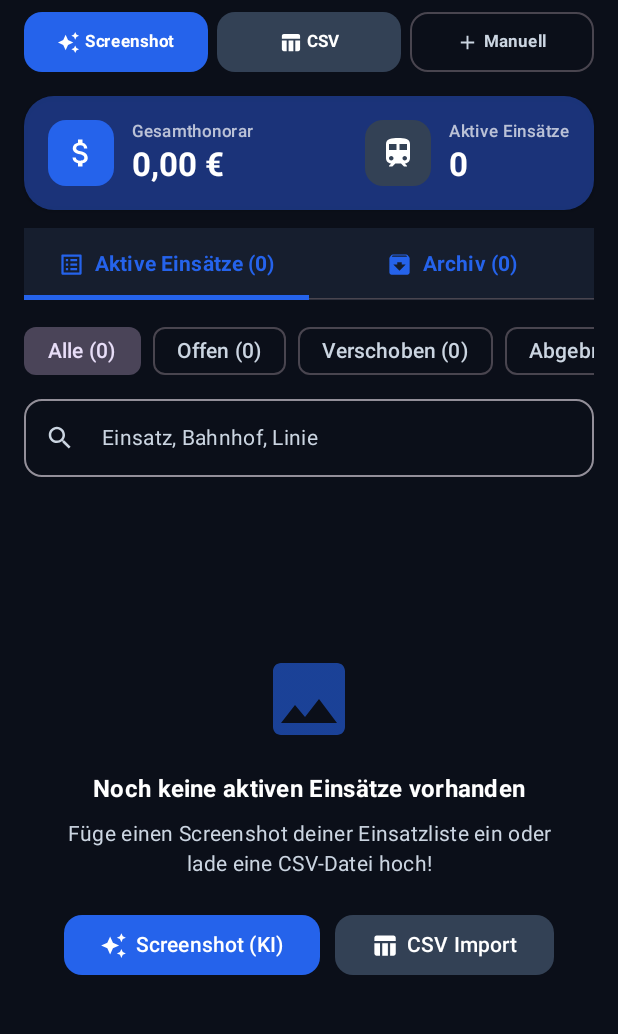
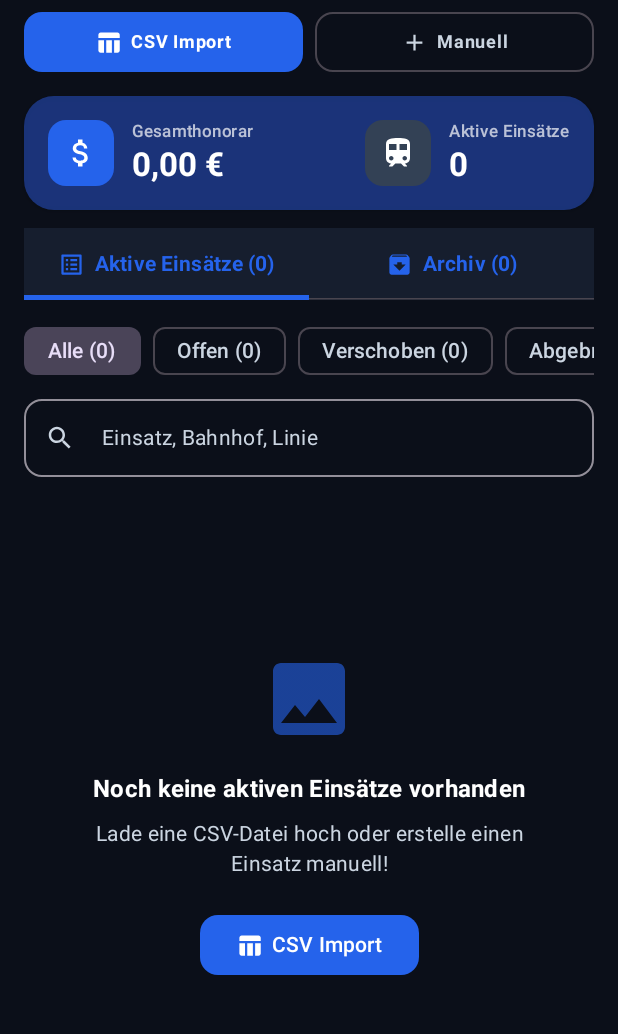
Before and after one commit to rxbinwavee1/ecovida2, an Android app built with Jetpack Compose: the screen it shows after launch (MainActivity), on a phone screen of 412 x 824 dp, the part 96-1130 px from its top. Run offline under Robolectric (Android 15) with nearby library versions, the phone set to English and light mode, and no system bars.

Commit message:
Fix rescheduling restoration to OFFEN when moved back to original date, remove screenshot button, add cancel shift button, and apply auto delete to archive

```diff
--- a/app/src/main/java/com/econexeinsatzliste/data/EconexDatabaseHelper.kt
+++ b/app/src/main/java/com/econexeinsatzliste/data/EconexDatabaseHelper.kt
@@ -10,12 +10,14 @@ class EconexDatabaseHelper(context: Context) :
 
     companion object {
         private const val DATABASE_NAME = "econex_einsatz.db"
-        private const val DATABASE_VERSION = 4
+        private const val DATABASE_VERSION = 5
 
         const val TABLE_EINSATZ = "einsatz"
         const val COLUMN_ID = "id"
         const val COLUMN_DATUM_STR = "datum_str"
         const val COLUMN_DATUM_MILLIS = "datum_millis"
+        const val COLUMN_ORIGINAL_DATUM_STR = "original_datum_str"
+        const val COLUMN_ORIGINAL_DATUM_MILLIS = "original_datum_millis"
         const val COLUMN_AB_ZEIT = "ab_zeit"
         const val COLUMN_AB_BAHNHOF = "ab_bahnhof"
         const val COLUMN_AN_ZEIT = "an_zeit"
@@ -35,6 +37,8 @@ class EconexDatabaseHelper(context: Context) :
                 $COLUMN_ID INTEGER PRIMARY KEY AUTOINCREMENT,
                 $COLUMN_DATUM_STR TEXT,
                 $COLUMN_DATUM_MILLIS INTEGER,
+                $COLUMN_ORIGINAL_DATUM_STR TEXT,
+                $COLUMN_ORIGINAL_DATUM_MILLIS INTEGER,
                 $COLUMN_AB_ZEIT TEXT,
                 $COLUMN_AB_BAHNHOF TEXT,
                 $COLUMN_AN_ZEIT TEXT,
@@ -54,6 +58,9 @@ class EconexDatabaseHelper(context: Context) :
         onCreate(db)
     }
 
+    /**
+     * Unconditionally deletes all entries older than 30 days (Active & Archived!).
+     */
     fun deleteEntriesOlderThan30Days(nowMillis: Long = System.currentTimeMillis()): Int {
         val cutoffMillis = nowMillis - MILLIS_IN_30_DAYS
         val db = writableDatabase
@@ -67,8 +74,13 @@ class EconexDatabaseHelper(context: Context) :
     fun insertEinsatz(einsatz: Einsatz): Long {
         val db = writableDatabase
         val values = ContentValues().apply {
+            val origStr = einsatz.originalDatumStr.ifBlank { einsatz.datumStr }
+            val origMillis = if (einsatz.originalDatumMillis > 0L) einsatz.originalDatumMillis else einsatz.datumMillis
+
             put(COLUMN_DATUM_STR, einsatz.datumStr)
             put(COLUMN_DATUM_MILLIS, einsatz.datumMillis)
+            put(COLUMN_ORIGINAL_DATUM_STR, origStr)
+            put(COLUMN_ORIGINAL_DATUM_MILLIS, origMillis)
             put(COLUMN_AB_ZEIT, einsatz.abZeit)
             put(COLUMN_AB_BAHNHOF, einsatz.abBahnhof)
             put(COLUMN_AN_ZEIT, einsatz.anZeit)
@@ -101,8 +113,13 @@ class EconexDatabaseHelper(context: Context) :
     fun updateEinsatz(einsatz: Einsatz): Boolean {
         val db = writableDatabase
         val values = ContentValues().apply {
+            val origStr = einsatz.originalDatumStr.ifBlank { einsatz.datumStr }
+            val origMillis = if (einsatz.originalDatumMillis > 0L) einsatz.originalDatumMillis else einsatz.datumMillis
+
             put(COLUMN_DATUM_STR, einsatz.datumStr)
             put(COLUMN_DATUM_MILLIS, einsatz.datumMillis)
+            put(COLUMN_ORIGINAL_DATUM_STR, origStr)
+            put(COLUMN_ORIGINAL_DATUM_MILLIS, origMillis)
             put(COLUMN_AB_ZEIT, einsatz.abZeit)
             put(COLUMN_AB_BAHNHOF, einsatz.abBahnhof)
             put(COLUMN_AN_ZEIT, einsatz.anZeit)
@@ -142,6 +159,8 @@ class EconexDatabaseHelper(context: Context) :
             val idIndex = c.getColumnIndexOrThrow(COLUMN_ID)
             val datumStrIndex = c.getColumnIndexOrThrow(COLUMN_DATUM_STR)
             val datumMillisIndex = c.getColumnIndexOrThrow(COLUMN_DATUM_MILLIS)
+            val origStrIndex = c.getColumnIndexOrThrow(COLUMN_ORIGINAL_DATUM_STR)
+            val origMillisIndex = c.getColumnIndexOrThrow(COLUMN_ORIGINAL_DATUM_MILLIS)
             val abZeitIndex = c.getColumnIndexOrThrow(COLUMN_AB_ZEIT)
             val abBahnhofIndex = c.getColumnIndexOrThrow(COLUMN_AB_BAHNHOF)
             val anZeitIndex = c.getColumnIndexOrThrow(COLUMN_AN_ZEIT)
@@ -157,6 +176,8 @@ class EconexDatabaseHelper(context: Context) :
                     id = c.getLong(idIndex),
                     datumStr = c.getString(datumStrIndex) ?: "",
                     datumMillis = c.getLong(datumMillisIndex),
+                    originalDatumStr = c.getString(origStrIndex) ?: "",
+                    originalDatumMillis = c.getLong(origMillisIndex),
                     abZeit = c.getString(abZeitIndex) ?: "",
                     abBahnhof = c.getString(abBahnhofIndex) ?: "",
                     anZeit = c.getString(anZeitIndex) ?: "",
--- a/app/src/main/java/com/econexeinsatzliste/ui/EinsatzAppScreen.kt
+++ b/app/src/main/java/com/econexeinsatzliste/ui/EinsatzAppScreen.kt
@@ -32,7 +32,6 @@ import androidx.compose.material.icons.Icons
 import androidx.compose.material.icons.automirrored.filled.ListAlt
 import androidx.compose.material.icons.filled.Add
 import androidx.compose.material.icons.filled.Archive
-import androidx.compose.material.icons.filled.AutoAwesome
 import androidx.compose.material.icons.filled.AutoDelete
 import androidx.compose.material.icons.filled.Clear
 import androidx.compose.material.icons.filled.DarkMode
@@ -110,15 +109,6 @@ fun EinsatzAppScreen(
     LaunchedEffect(Unit) {
         if (Build.VERSION.SDK_INT >= Build.VERSION_CODES.TIRAMISU) {
             permissionLauncher.launch(android.Manifest.permission.POST_NOTIFICATIONS)
-        }
-    }
-
-    // Image Picker for Screenshots
-    val imagePickerLauncher = rememberLauncherForActivityResult(
-        contract = ActivityResultContracts.GetContent()
-    ) { uri: Uri? ->
-        if (uri != null) {
-            viewModel.analyzeScreenshot(context, uri)
         }
     }
 
@@ -201,56 +191,30 @@ fun EinsatzAppScreen(
         ) {
             Spacer(modifier = Modifier.height(4.dp))
 
-            // Top 3 Action Buttons: Screenshot | CSV | Manuell (Equal Size & Compact Padding)
+            // Action Buttons Bar: CSV Import | + Manuell
             Row(
                 modifier = Modifier.fillMaxWidth(),
-                horizontalArrangement = Arrangement.spacedBy(6.dp)
+                horizontalArrangement = Arrangement.spacedBy(8.dp)
             ) {
                 Button(
-                    onClick = { imagePickerLauncher.launch("image/*") },
+                    onClick = { showCsvDialog = true },
                     modifier = Modifier.weight(1f),
-                    contentPadding = PaddingValues(horizontal = 4.dp, vertical = 8.dp),
+                    contentPadding = PaddingValues(horizontal = 8.dp, vertical = 10.dp),
                     shape = RoundedCornerShape(12.dp),
                     colors = ButtonDefaults.buttonColors(
                         containerColor = MaterialTheme.colorScheme.primary
                     )
                 ) {
                     Icon(
-                        imageVector = Icons.Default.AutoAwesome,
-                        contentDescription = null,
-                        modifier = Modifier.size(15.dp)
-                    )
-                    Spacer(modifier = Modifier.width(3.dp))
-                    Text(
-                        text = "Screenshot",
-                        style = MaterialTheme.typography.labelSmall,
-                        fontWeight = FontWeight.Bold,
-                        maxLines = 1,
-                        softWrap = false
-                    )
-                }
-
-                Button(
-                    onClick = { showCsvDialog = true },
-                    modifier = Modifier.weight(1f),
-                    contentPadding = PaddingValues(horizontal = 4.dp, vertical = 8.dp),
-                    shape = RoundedCornerShape(12.dp),
-                    colors = ButtonDefaults.buttonColors(
-                        containerColor = MaterialTheme.colorScheme.secondary
-                    )
-                ) {
-                    Icon(
                         imageVector = Icons.Default.TableChart,
                         contentDescription = null,
-                        modifier = Modifier.size(15.dp)
+                        modifier = Modifier.size(18.dp)
                     )
-                    Spacer(modifier = Modifier.width(3.dp))
+                    Spacer(modifier = Modifier.width(6.dp))
                     Text(
-                        text = "CSV",
-                        style = MaterialTheme.typography.labelSmall,
-                        fontWeight = FontWeight.Bold,
-                        maxLines = 1,
-                        softWrap = false
+                        text = "CSV Import",
+                        style = MaterialTheme.typography.labelMedium,
+                        fontWeight = FontWeight.Bold
                     )
                 }
 
@@ -260,21 +224,19 @@ fun EinsatzAppScreen(
                         showManualDialog = true
                     },
                     modifier = Modifier.weight(1f),
-                    contentPadding = PaddingValues(horizontal = 4.dp, vertical = 8.dp),
+                    contentPadding = PaddingValues(horizontal = 8.dp, vertical = 10.dp),
                     shape = RoundedCornerShape(12.dp)
                 ) {
                     Icon(
                         imageVector = Icons.Default.Add,
                         contentDescription = null,
-                        modifier = Modifier.size(15.dp)
+                        modifier = Modifier.size(18.dp)
                     )
-                    Spacer(modifier = Modifier.width(3.dp))
+                    Spacer(modifier = Modifier.width(6.dp))
                     Text(
                         text = "Manuell",
-                        style = MaterialTheme.typography.labelSmall,
-                        fontWeight = FontWeight.Bold,
-                        maxLines = 1,
-                        softWrap = false
+                        style = MaterialTheme.typography.labelMedium,
+                        fontWeight = FontWeight.Bold
                     )
                 }
             }
@@ -402,7 +364,6 @@ fun EinsatzAppScreen(
                 EmptyStateView(
                     isArchive = uiState.activeTab == EinsatzTab.ARCHIV,
                     isSearch = uiState.searchQuery.isNotEmpty() || uiState.selectedStatusFilter != null,
-                    onImportScreenshotClick = { imagePickerLauncher.launch("image/*") },
                     onImportCsvClick = { showCsvDialog = true }
                 )
             } else {
@@ -474,8 +435,8 @@ fun EinsatzAppScreen(
         )
     }
 
-    // AI / CSV Loading Dialog
-    if (uiState.isParsingScreenshot || uiState.isParsingCsv) {
+    // CSV Loading Dialog
+    if (uiState.isParsingCsv) {
         Dialog(onDismissRequest = { }) {
             Surface(
                 shape = RoundedCornerShape(20.dp),
@@ -489,7 +450,7 @@ fun EinsatzAppScreen(
                     CircularProgressIndicator(color = MaterialTheme.colorScheme.primary)
                     Spacer(modifier = Modifier.height(16.dp))
                     Text(
-                        text = if (uiState.isParsingScreenshot) "KI analysiert deinen Screenshot..." else "CSV Daten werden ausgewertet...",
+                        text = "CSV Daten werden ausgewertet...",
                         style = MaterialTheme.typography.titleMedium,
                         fontWeight = FontWeight.Bold
                     )
@@ -523,6 +484,7 @@ fun EinsatzAppScreen(
             onDismiss = { rescheduleEinsatzTarget = null },
             onConfirmReschedule = { newDateStr ->
                 viewModel.rescheduleEinsatz(context, einsatzToReschedule, newDateStr)
+                rescheduleEinsatzTarget = null
             }
         )
     }
@@ -553,7 +515,6 @@ fun EinsatzAppScreen(
 private fun EmptyStateView(
     isArchive: Boolean,
     isSearch: Boolean,
-    onImportScreenshotClick: () -> Unit,
     onImportCsvClick: () -> Unit
 ) {
     Box(
@@ -591,7 +552,7 @@ private fun EmptyStateView(
                 text = when {
                     isSearch -> "Versuche einen anderen Filter oder Suchbegriff."
                     isArchive -> "Sobald du einen Einsatz als 'Abgeschlossen' markierst, erscheint er hier."
-                    else -> "Füge einen Screenshot deiner Einsatzliste ein oder lade eine CSV-Datei hoch!"
+                    else -> "Lade eine CSV-Datei hoch oder erstelle einen Einsatz manuell!"
                 },
                 style = MaterialTheme.typography.bodyMedium,
                 color = MaterialTheme.colorScheme.onSurfaceVariant,
@@ -601,25 +562,11 @@ private fun EmptyStateView(
             if (!isSearch && !isArchive) {
                 Spacer(modifier = Modifier.height(20.dp))
 
-                Row(horizontalArrangement = Arrangement.spacedBy(10.dp)) {
-                    Button(
-                        onClick = onImportScreenshotClick,
-                        shape = RoundedCornerShape(12.dp)
-                    ) {
-                        Icon(
-                            imageVector = Icons.Default.AutoAwesome,
-                            contentDescription = null,
-                            modifier = Modifier.size(18.dp)
-                        )
-                        Spacer(modifier = Modifier.width(6.dp))
-                        Text("Screenshot (KI)")
-                    }
-
                 Button(
                     onClick = onImportCsvClick,
                     shape = RoundedCornerShape(12.dp),
                     colors = ButtonDefaults.buttonColors(
-                            containerColor = MaterialTheme.colorScheme.secondary
+                        containerColor = MaterialTheme.colorScheme.primary
                     )
                 ) {
                     Icon(
@@ -634,4 +581,3 @@ private fun EmptyStateView(
         }
     }
 }
-}
```
Also changed, not shown: app/src/main/java/com/econexeinsatzliste/data/Einsatz.kt (+6 -1 lines), app/src/main/java/com/econexeinsatzliste/ui/EinsatzViewModel.kt (+16 -4 lines), app/src/main/java/com/econexeinsatzliste/ui/components/EinsatzCard.kt (+14 -0 lines), 2 other files. Lines whose indentation alone changed are shown as unchanged.
